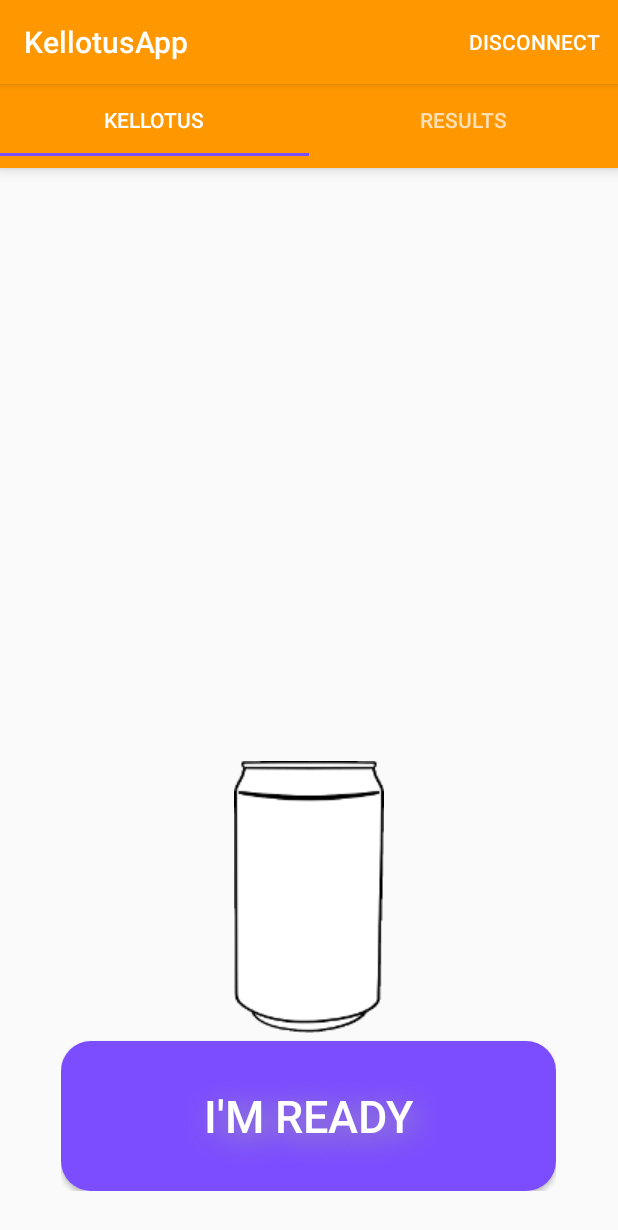
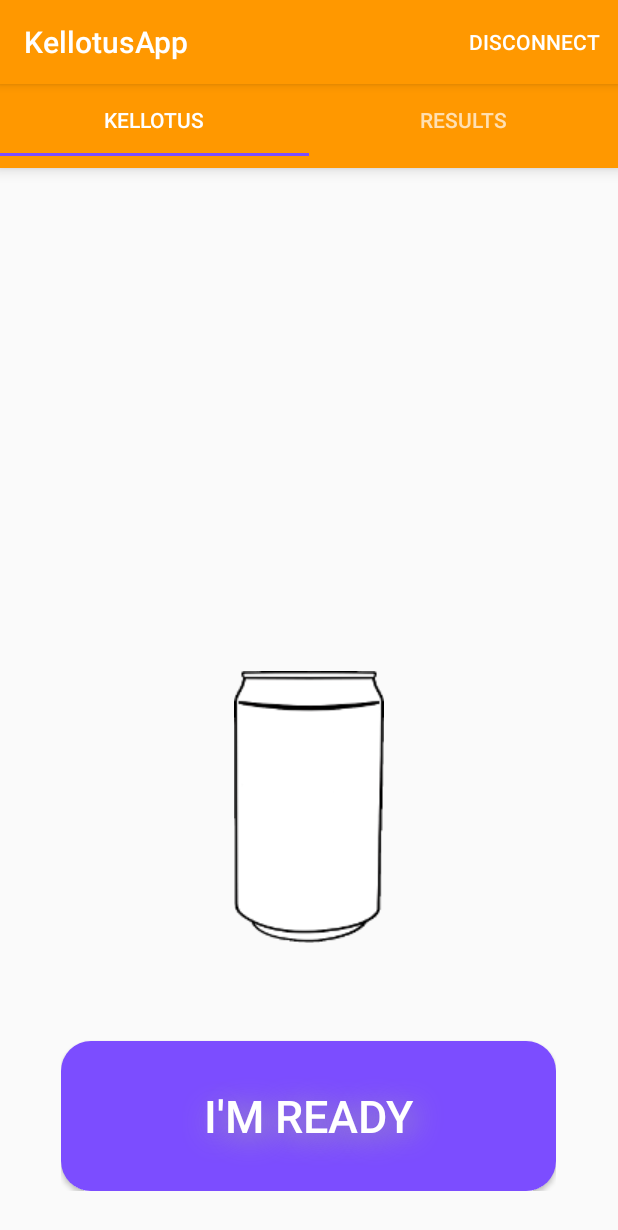
Before and after one commit to elisara/KellotusApp, an Android app: the KellotusFragment screen opened directly, with no data from a screen before it, on a phone screen of 412 x 824 dp. Shown: the top 1230 px of the screen. Run offline under Robolectric (Android 15) with nearby library versions, the phone set to English and light mode, and no system bars; libraries missing offline, so code that uses them is left out: com.mbientlab.metawear; 5 statements that could not run were skipped.

Commit message:
iso tölkki

```diff
--- a/app/src/main/res/drawable/background_splash.xml
+++ b/app/src/main/res/drawable/background_splash.xml
@@ -5,7 +5,7 @@
     <item>
         <bitmap
             android:gravity="center"
-            android:src="@mipmap/bottle"/>
+            android:src="@drawable/can"/>
     </item>
 
 </layer-list>
--- a/app/src/main/res/layout/kellotus_layout.xml
+++ b/app/src/main/res/layout/kellotus_layout.xml
@@ -30,7 +30,7 @@
                 android:layout_weight="0.5"
                 android:gravity="center"
                 android:textColor="#212121"
-                android:textSize="50dp" />
+                android:textSize="70dp" />
 
             <TextView
                 android:id="@+id/angleview"
@@ -44,6 +44,8 @@
                 android:id="@+id/canView"
                 android:layout_width="match_parent"
                 android:layout_height="wrap_content"
+                android:paddingBottom="60dp"
+                android:paddingTop="60dp"
                 />
 
         </LinearLayout>
```
Also changed, not shown: app/src/main/res/drawable/can.png (added).
